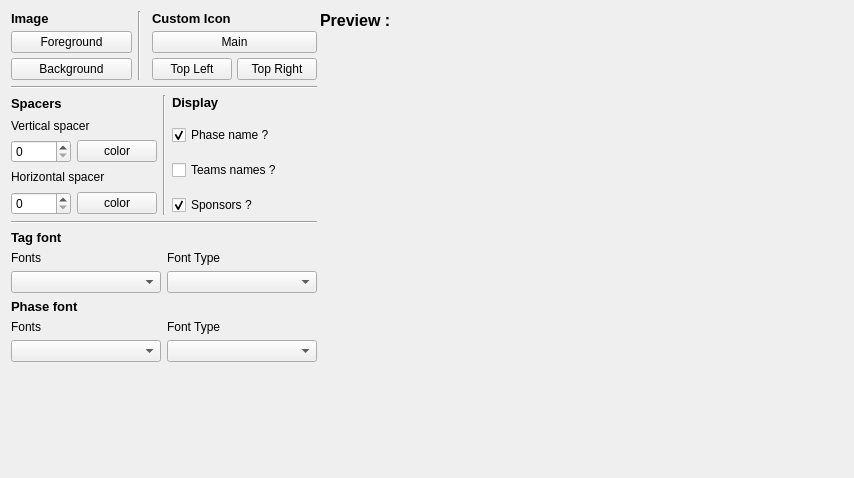
Qt form src/layout/TSHThumbnailSettings.ui (joaorb64/TournamentStreamHelper) before a commit.
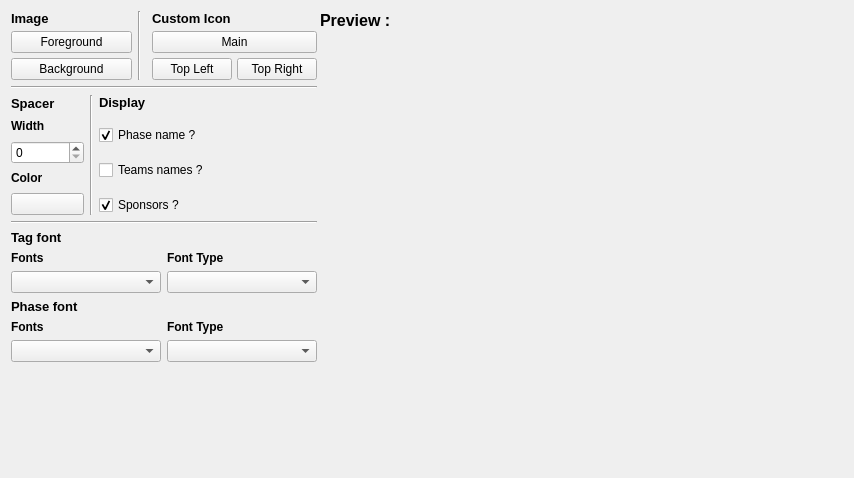
The same form after that commit. Icons and pictures are not drawn.

Commit message: add spacer setting

Diff of the .ui file:
```diff
--- a/src/layout/TSHThumbnailSettings.ui
+++ b/src/layout/TSHThumbnailSettings.ui
@@ -136,7 +136,7 @@
      </widget>
     </item>
     <item>
-     <layout class="QHBoxLayout" name="horizontalLayout_5" stretch="1,0,1">
+     <layout class="QHBoxLayout" name="horizontalLayout_5" stretch="1,0,3">
       <property name="spacing">
        <number>6</number>
       </property>
@@ -147,57 +147,43 @@
        <number>0</number>
       </property>
       <item>
-       <layout class="QVBoxLayout" name="verticalLayout_10" stretch="0">
-        <item>
          <layout class="QVBoxLayout" name="verticalLayout_11">
           <item>
            <widget class="QLabel" name="label_12">
             <property name="text">
-             <string>&lt;html&gt;&lt;head/&gt;&lt;body&gt;&lt;p&gt;&lt;span style=&quot; font-size:10pt; font-weight:700;&quot;&gt;Spacers&lt;/span&gt;&lt;/p&gt;&lt;/body&gt;&lt;/html&gt;</string>
+           <string>&lt;html&gt;&lt;head/&gt;&lt;body&gt;&lt;p&gt;&lt;span style=&quot; font-size:10pt; font-weight:700;&quot;&gt;Spacer&lt;/span&gt;&lt;/p&gt;&lt;/body&gt;&lt;/html&gt;</string>
             </property>
            </widget>
           </item>
           <item>
            <widget class="QLabel" name="label_9">
             <property name="text">
-             <string>&lt;html&gt;&lt;head/&gt;&lt;body&gt;&lt;p&gt;Vertical spacer&lt;/p&gt;&lt;/body&gt;&lt;/html&gt;</string>
+           <string>&lt;html&gt;&lt;head/&gt;&lt;body&gt;&lt;p&gt;&lt;span style=&quot; font-weight:700;&quot;&gt;Width&lt;/span&gt;&lt;/p&gt;&lt;/body&gt;&lt;/html&gt;</string>
             </property>
            </widget>
           </item>
           <item>
            <layout class="QHBoxLayout" name="horizontalLayout_7">
             <item>
-             <widget class="QSpinBox" name="widthVSpacer"/>
-            </item>
-            <item>
-             <widget class="QPushButton" name="colorVSpacer">
-              <property name="text">
-               <string>color</string>
-              </property>
-             </widget>
+           <widget class="QSpinBox" name="widthSpacer"/>
             </item>
            </layout>
           </item>
           <item>
            <widget class="QLabel" name="label_10">
             <property name="text">
-             <string>&lt;html&gt;&lt;head/&gt;&lt;body&gt;&lt;p&gt;Horizontal spacer&lt;/p&gt;&lt;/body&gt;&lt;/html&gt;</string>
+           <string>&lt;html&gt;&lt;head/&gt;&lt;body&gt;&lt;p&gt;&lt;span style=&quot; font-weight:700;&quot;&gt;Color&lt;/span&gt;&lt;/p&gt;&lt;/body&gt;&lt;/html&gt;</string>
             </property>
            </widget>
           </item>
           <item>
            <layout class="QHBoxLayout" name="horizontalLayout_6">
             <item>
-             <widget class="QSpinBox" name="widthHSpacer"/>
-            </item>
-            <item>
-             <widget class="QPushButton" name="colorHSpacer">
+           <widget class="QPushButton" name="colorSpacer">
               <property name="text">
-               <string>color</string>
-              </property>
-             </widget>
-            </item>
-           </layout>
+             <string/>
+            </property>
+           </widget>
           </item>
          </layout>
         </item>
@@ -283,7 +269,7 @@
         <item>
          <widget class="QLabel" name="label_3">
           <property name="text">
-           <string>&lt;html&gt;&lt;head/&gt;&lt;body&gt;&lt;p&gt;Fonts&lt;/p&gt;&lt;/body&gt;&lt;/html&gt;</string>
+           <string>&lt;html&gt;&lt;head/&gt;&lt;body&gt;&lt;p&gt;&lt;span style=&quot; font-weight:700;&quot;&gt;Fonts&lt;/span&gt;&lt;/p&gt;&lt;/body&gt;&lt;/html&gt;</string>
           </property>
          </widget>
         </item>
@@ -300,7 +286,7 @@
         <item>
          <widget class="QLabel" name="label_4">
           <property name="text">
-           <string>&lt;html&gt;&lt;head/&gt;&lt;body&gt;&lt;p&gt;Font Type&lt;/p&gt;&lt;/body&gt;&lt;/html&gt;</string>
+           <string>&lt;html&gt;&lt;head/&gt;&lt;body&gt;&lt;p&gt;&lt;span style=&quot; font-weight:700;&quot;&gt;Font Type&lt;/span&gt;&lt;/p&gt;&lt;/body&gt;&lt;/html&gt;</string>
           </property>
          </widget>
         </item>
@@ -328,7 +314,7 @@
         <item>
          <widget class="QLabel" name="label_5">
           <property name="text">
-           <string>&lt;html&gt;&lt;head/&gt;&lt;body&gt;&lt;p&gt;Fonts&lt;/p&gt;&lt;/body&gt;&lt;/html&gt;</string>
+           <string>&lt;html&gt;&lt;head/&gt;&lt;body&gt;&lt;p&gt;&lt;span style=&quot; font-weight:700;&quot;&gt;Fonts&lt;/span&gt;&lt;/p&gt;&lt;/body&gt;&lt;/html&gt;</string>
           </property>
          </widget>
         </item>
@@ -345,7 +331,7 @@
         <item>
          <widget class="QLabel" name="label_6">
           <property name="text">
-           <string>&lt;html&gt;&lt;head/&gt;&lt;body&gt;&lt;p&gt;Font Type&lt;/p&gt;&lt;/body&gt;&lt;/html&gt;</string>
+           <string>&lt;html&gt;&lt;head/&gt;&lt;body&gt;&lt;p&gt;&lt;span style=&quot; font-weight:700;&quot;&gt;Font Type&lt;/span&gt;&lt;/p&gt;&lt;/body&gt;&lt;/html&gt;</string>
           </property>
          </widget>
         </item>
```
Lines whose indentation alone changed are shown as unchanged. The commit also changes 2 other files.
